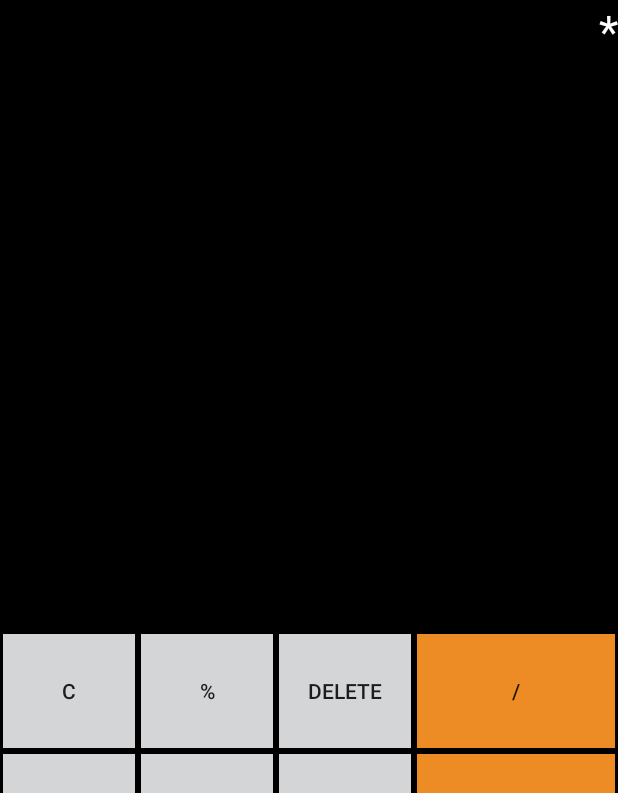
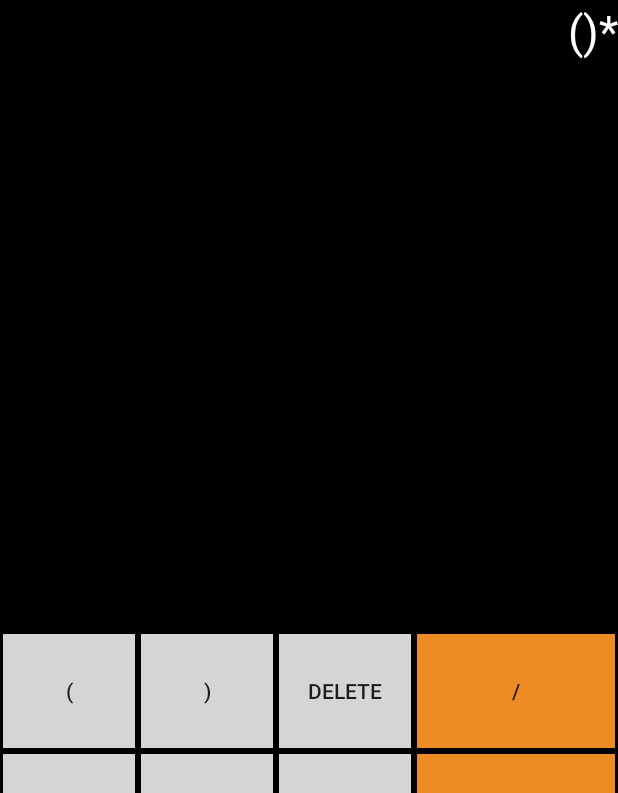
Before and after one commit to vbnunes/calculadora, an Android app: the screen it shows after launch (MainActivity), after a tap on an icon or button, on a phone screen of 412 x 824 dp. Shown: the top 793 px of the screen. Run offline under Robolectric (Android 15) with nearby library versions, the phone set to English and light mode, and no system bars; 2 other taps on this screen came first.

Commit message:
Add parenthesis feature

```diff
--- a/app/src/main/java/com/example/vnunes/myapp/MainActivity.java
+++ b/app/src/main/java/com/example/vnunes/myapp/MainActivity.java
@@ -25,7 +25,8 @@ public class MainActivity extends AppCompatActivity implements View.OnClickListe
         Button btn8 = findViewById(R.id.btn_8);
         Button btn9 = findViewById(R.id.btn_9);
         Button btndelete = findViewById(R.id.btn_delete);
-        Button btnc = findViewById(R.id.btn_c);
+        Button btnp1 = findViewById(R.id.btn_p1);
+        Button btnp2 = findViewById(R.id.btn_p2);
         Button btnplus = findViewById(R.id.btn_plus);
         Button btnminus = findViewById(R.id.btn_minus);
         Button btnmult = findViewById(R.id.btn_mult);
@@ -43,7 +44,8 @@ public class MainActivity extends AppCompatActivity implements View.OnClickListe
         btn8.setOnClickListener(this);
         btn9.setOnClickListener(this);
         btndelete.setOnClickListener(this);
-        btnc.setOnClickListener(this);
+        btnp1.setOnClickListener(this);
+        btnp2.setOnClickListener(this);
         btnplus.setOnClickListener(this);
         btnequals.setOnClickListener(this);
         btnmult.setOnClickListener(this);
@@ -86,8 +88,11 @@ public class MainActivity extends AppCompatActivity implements View.OnClickListe
                 if (!userInput.getText().toString().equals(""))
                     userInput.setText(userInput.getText().toString().substring(0, userInput.getText().length() - 1));
                 break;
-            case R.id.btn_c:
-                userInput.setText("");
+            case R.id.btn_p1:
+                userInput.setText(userInput.getText()+"(");
+                break;
+            case R.id.btn_p2:
+                userInput.setText(userInput.getText()+")");
                 break;
             case R.id.btn_plus:
                 userInput.setText(userInput.getText() + "+");
--- a/app/src/main/res/layout/calc_buttons.xml
+++ b/app/src/main/res/layout/calc_buttons.xml
@@ -11,20 +11,20 @@
         android:minHeight="80dp">
 
         <Button
-            android:id="@+id/btn_c"
+            android:id="@+id/btn_p1"
             android:layout_width="wrap_content"
             android:layout_height="match_parent"
             android:background="@color/numbersColor"
             android:layout_margin="2dp"
-            android:text="C" />
+            android:text="(" />
 
         <Button
-            android:id="@+id/btn_perc"
+            android:id="@+id/btn_p2"
             android:layout_width="wrap_content"
             android:layout_height="match_parent"
             android:background="@color/numbersColor"
             android:layout_margin="2dp"
-            android:text="%" />
+            android:text=")" />
 
         <Button
             android:id="@+id/btn_delete"
```
Also changed, not shown: app/src/main/java/com/example/vnunes/myapp/Calculator.java (+1 -7 lines), app/src/main/java/com/example/vnunes/myapp/Validate.java (+10 -7 lines).
